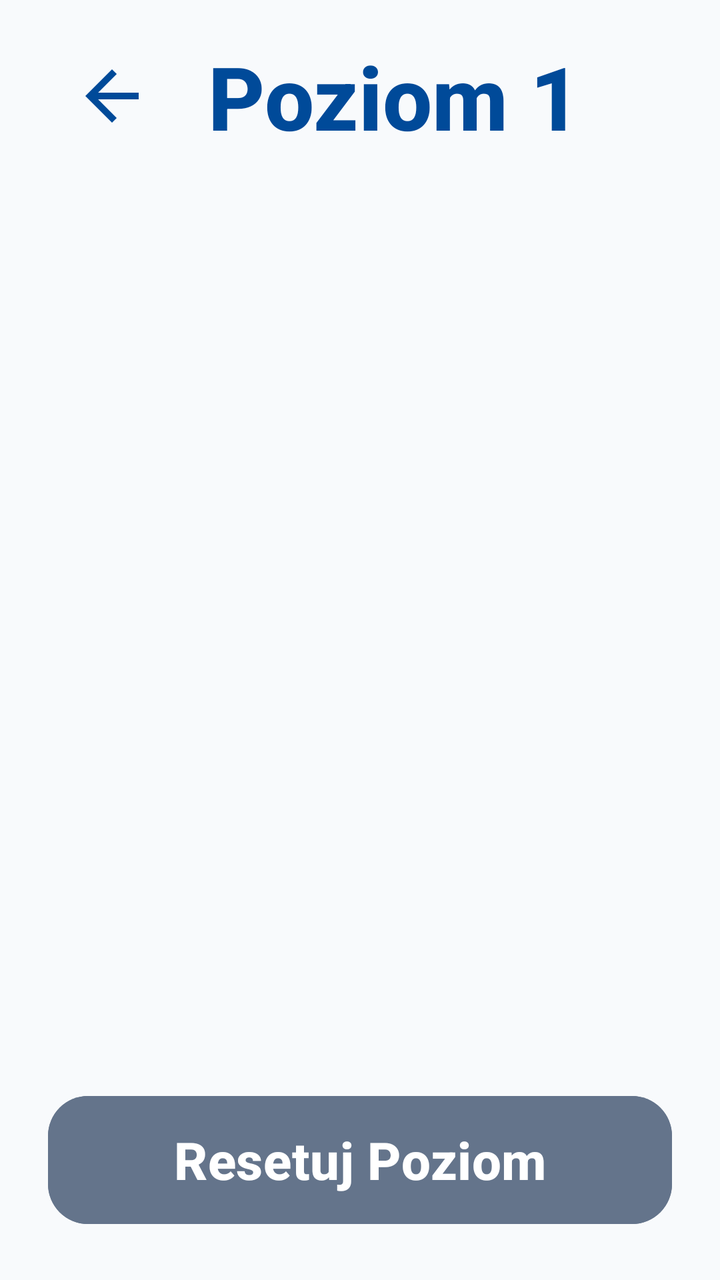
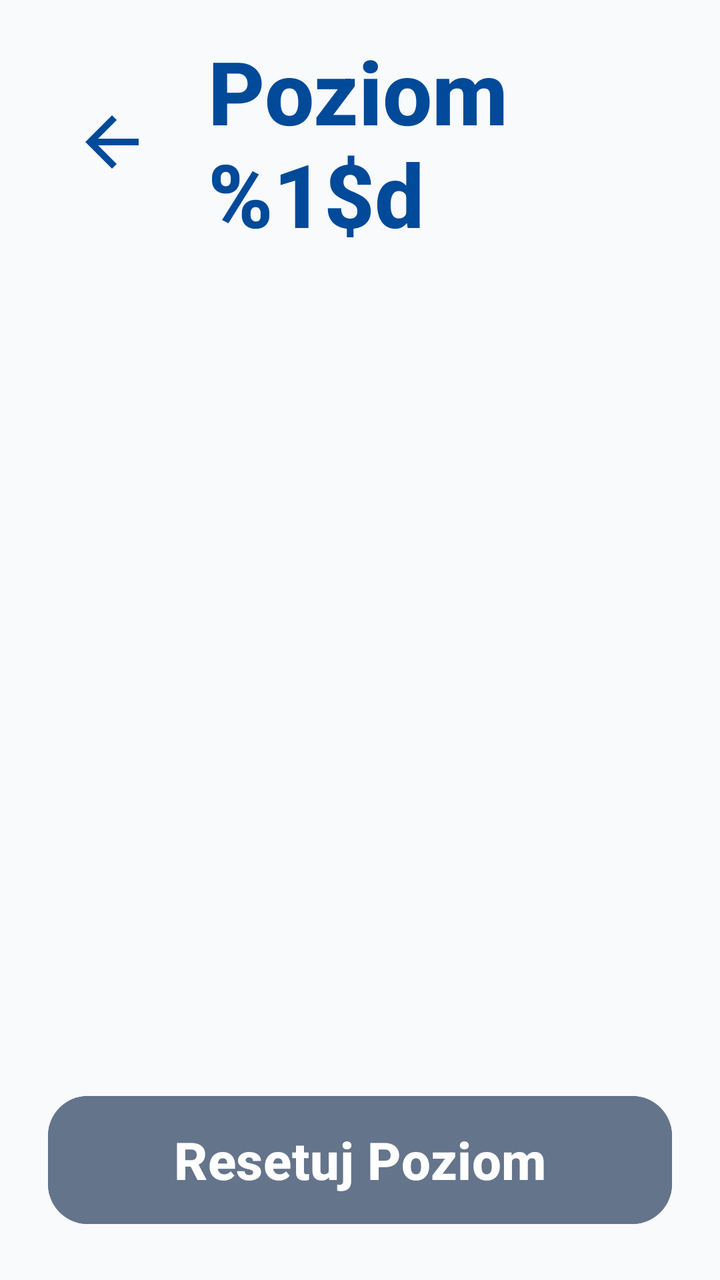

Compare the two renders of this Android layout. The source of the first and the diff that turns it into the second are given below.
<!-- AndroidManifest.xml: application theme Theme.Fitnessapp -->
<!-- res/layout/activity_liquid_sort.xml -->
<?xml version="1.0" encoding="utf-8"?>

<androidx.constraintlayout.widget.ConstraintLayout xmlns:android="http://schemas.android.com/apk/res/android"
 xmlns:app="http://schemas.android.com/apk/res-auto"
 android:layout_width="match_parent"
 android:layout_height="match_parent">

 
 <LinearLayout
 android:id="@+id/header"
 android:layout_width="match_parent"
 android:layout_height="wrap_content"
 android:orientation="horizontal"
 android:paddingHorizontal="24dp"
 android:paddingTop="16dp"
 android:gravity="center_vertical"
 app:layout_constraintTop_toTopOf="parent">

 <ImageButton
 android:id="@+id/btn_back"
 android:layout_width="64dp"
 android:layout_height="64dp"
 android:background="?android:attr/selectableItemBackgroundBorderless"
 android:src="@drawable/ic_back"
 app:tint="#004A99"
 android:scaleType="fitCenter"
 android:padding="12dp"
 android:contentDescription="@string/back_button_desc" />

 <LinearLayout
 android:layout_width="0dp"
 android:layout_height="wrap_content"
 android:layout_weight="1"
 android:orientation="vertical"
 android:layout_marginStart="16dp">

 <TextView
 android:id="@+id/tv_level"
 android:layout_width="match_parent"
 android:layout_height="wrap_content"
 android:text="Poziom 1"
 android:textColor="#004A99"
 android:textSize="44sp"
 android:textStyle="bold" />
 </LinearLayout>
 </LinearLayout>

 
 <GridLayout
 android:id="@+id/gl_tubes"
 android:layout_width="match_parent"
 android:layout_height="0dp"
 android:layout_marginHorizontal="8dp"
 android:layout_marginVertical="4dp"
 android:columnCount="3"
 android:alignmentMode="alignMargins"
 android:columnOrderPreserved="false"
 app:layout_constraintTop_toBottomOf="@id/header"
 app:layout_constraintBottom_toTopOf="@id/controls" />

 
 <LinearLayout
 android:id="@+id/controls"
 android:layout_width="match_parent"
 android:layout_height="wrap_content"
 android:orientation="vertical"
 android:paddingHorizontal="24dp"
 android:paddingVertical="12dp"
 app:layout_constraintBottom_toBottomOf="parent">

 <Button
 android:id="@+id/btn_reset"
 android:layout_width="match_parent"
 android:layout_height="72dp"
 android:layout_marginBottom="12dp"
 android:backgroundTint="#64748B"
 android:text="Resetuj Poziom"
 android:textColor="#FFFFFF"
 android:textSize="26sp"
 android:textStyle="bold"
 app:cornerRadius="20dp" />

 <Button
 android:id="@+id/btn_next"
 android:layout_width="match_parent"
 android:layout_height="72dp"
 android:backgroundTint="#059669"
 android:text="Następny Poziom"
 android:textColor="#FFFFFF"
 android:textSize="26sp"
 android:textStyle="bold"
 android:visibility="gone"
 app:cornerRadius="20dp" />
 </LinearLayout>

</androidx.constraintlayout.widget.ConstraintLayout>
<!-- resources referenced by this layout -->
<resources>
  <!-- drawable ic_back (drawable) -->
  <vector xmlns:android="http://schemas.android.com/apk/res/android"
      android:width="24dp"
      android:height="24dp"
      android:viewportWidth="24"
      android:viewportHeight="24">
      <path
          android:fillColor="#000000"
          android:pathData="M20,11H7.83l5.59,-5.59L12,4l-8,8 8,8 1.41,-1.41L7.83,13H20v-2z"/>
  </vector>
  <string name="back_button_desc">Przycisk powrotu</string>
  <style name="Theme.Fitnessapp" parent="Base.Theme.Fitnessapp" />
  <style name="Base.Theme.Fitnessapp" parent="Theme.Material3.Light.NoActionBar">
          
          <item name="android:fontFamily">sans-serif-medium</item>
          <item name="android:textAllCaps">false</item>
          <item name="android:textColor">#0F172A</item>
          <item name="android:windowBackground">#F8FAFC</item>
      </style>
</resources>

<!-- the commit's change to res/layout/activity_liquid_sort.xml (unified diff, before → after) -->
@@ -38,7 +38,7 @@
  android:id="@+id/tv_level"
  android:layout_width="match_parent"
  android:layout_height="wrap_content"
- android:text="Poziom 1"
+ android:text="@string/liquid_level_fmt"
  android:textColor="#004A99"
  android:textSize="44sp"
  android:textStyle="bold" />
@@ -74,7 +74,7 @@
  android:layout_height="72dp"
  android:layout_marginBottom="12dp"
  android:backgroundTint="#64748B"
- android:text="Resetuj Poziom"
+ android:text="@string/liquid_reset_btn"
  android:textColor="#FFFFFF"
  android:textSize="26sp"
  android:textStyle="bold"
@@ -85,7 +85,7 @@
  android:layout_width="match_parent"
  android:layout_height="72dp"
  android:backgroundTint="#059669"
- android:text="Następny Poziom"
+ android:text="@string/liquid_next_btn"
  android:textColor="#FFFFFF"
  android:textSize="26sp"
  android:textStyle="bold"
<!-- resource entries referenced after the edit -->
@@ -11,6 +11,9 @@
           android:pathData="M20,11H7.83l5.59,-5.59L12,4l-8,8 8,8 1.41,-1.41L7.83,13H20v-2z"/>
   </vector>
   <string name="back_button_desc">Przycisk powrotu</string>
+  <string name="liquid_level_fmt">Poziom %1$d</string>
+  <string name="liquid_next_btn">Następny Poziom</string>
+  <string name="liquid_reset_btn">Resetuj Poziom</string>
   <style name="Theme.Fitnessapp" parent="Base.Theme.Fitnessapp" />
   <style name="Base.Theme.Fitnessapp" parent="Theme.Material3.Light.NoActionBar">
           
